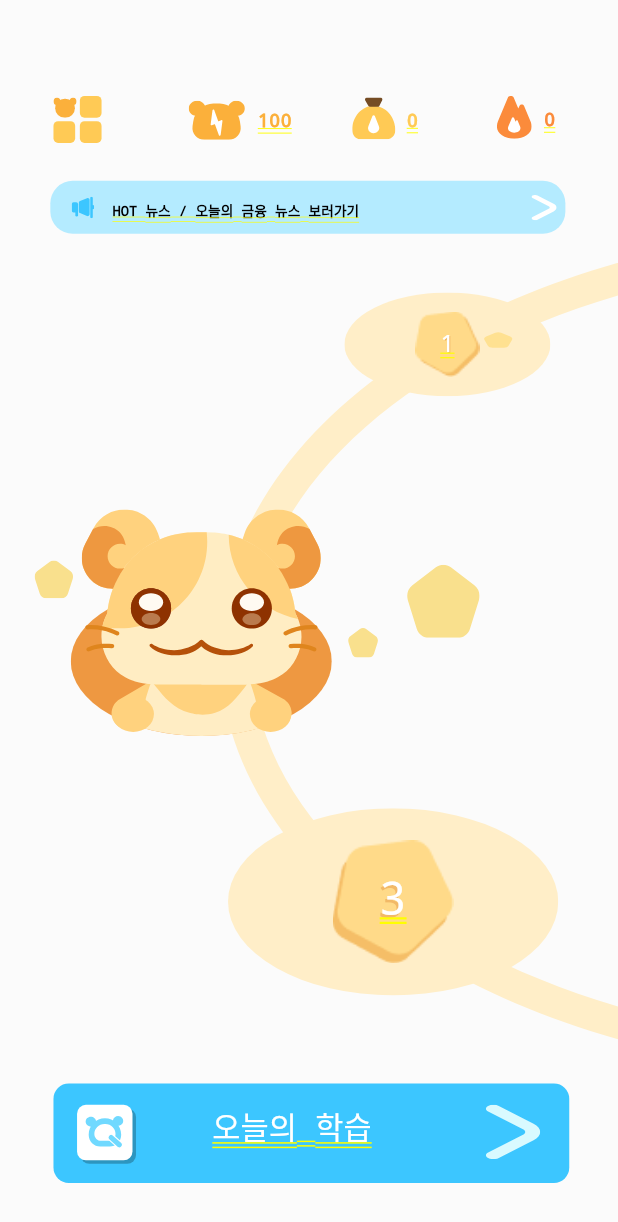
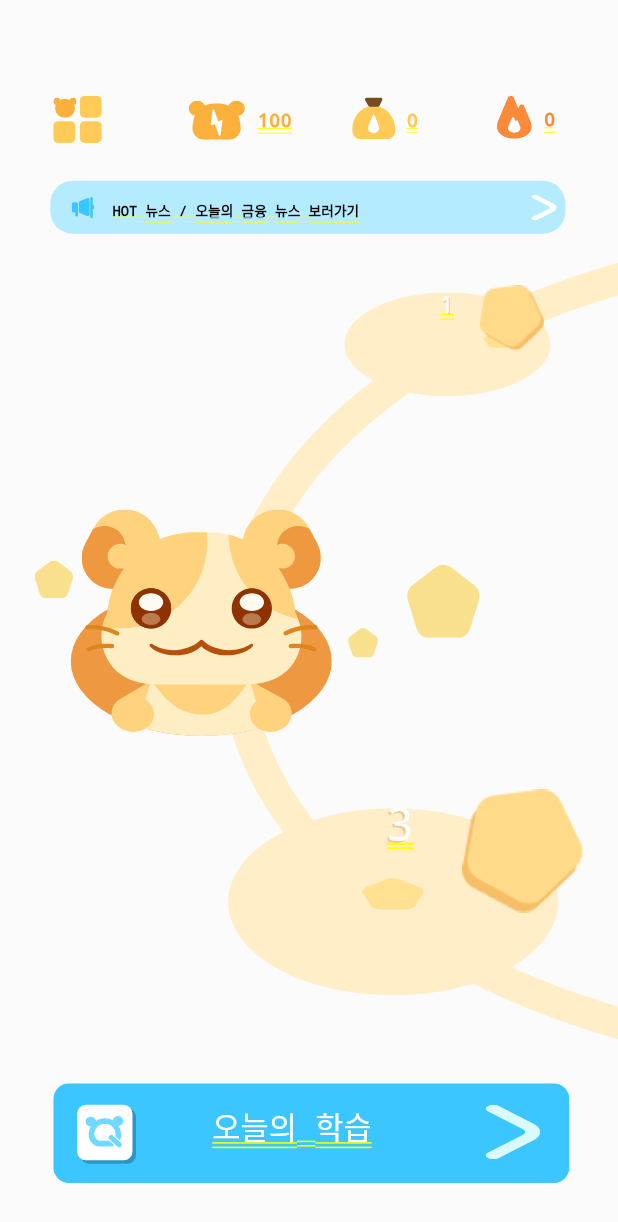
Before and after one commit to gayun829/hamfinz, a Flutter app: the HomeScreen screen opened directly, on a phone screen of 412 x 824 dp. Shown: the top 1222 px of the screen. Run offline on Flutter 3.47's test engine with Material 3 defaults, Android fonts, the phone set to English and light mode, and no system bars; our stand-ins replace cloud_firestore, cloud_functions, firebase_auth, firebase_core, flutter_svg, webview_flutter; accounts and stored records are empty; network calls fail; project files that could hold a hidden picture were left out.

Commit message:
Restore Figma bbox positions for home stage pentagons and labels.
Co-authored-by: Cursor <cursoragent@cursor.com>

```diff
--- a/lib/screens/home/home_screen.dart
+++ b/lib/screens/home/home_screen.dart
@@ -557,20 +557,20 @@ List<Widget> _buildFigmaHomeLayers({
       child: const SizedBox.expand(),
     ),
 
-    // ── 131:5322/5421, 131:5423/5424 스테이지 오각형 + 번호 ──
-    // Figma vector bbox는 drop-shadow 여백 때문에 타원 중심과 어긋난다.
-    // flutter_svg는 filter 미지원 → 타원(154/155) 중심에 오각형을 맞춘다.
+    // ── 131:5322/5421, 131:5423/5424 스테이지 오각형 + 번호 (Figma bbox 그대로) ──
     _HomeStagePentagon(
       figma: figma,
-      centerX: 219 + 131 / 2,
-      centerY: 186 + 66 / 2,
+      left: 304.9996337890625,
+      top: 181.42132568359375,
       width: 40.99964304702837,
       height: 41.66641630988579,
+      labelLeft: 279.6324462890625,
+      labelTop: 186.87835693359375,
       pngAsset: tier.node1Pentagon,
       svgFallback: tier.decoVector2,
       label: '1',
       fontSize: 15.167,
-      shadowOffset: Offset(0.782, 0.782),
+      shadowOffset: const Offset(0.782, 0.782),
     ),
     FigmaBox(
       figma: figma,
@@ -582,15 +582,17 @@ List<Widget> _buildFigmaHomeLayers({
     ),
     _HomeStagePentagon(
       figma: figma,
-      centerX: 145 + 210 / 2,
-      centerY: 514 + 119 / 2,
+      left: 294.0031433105469,
+      top: 502.0601501464844,
       width: 77.00312867523678,
       height: 78.25542120861064,
+      labelLeft: 246.0578155517578,
+      labelTop: 511.7925720214844,
       pngAsset: tier.node3Pentagon,
       svgFallback: tier.node3Flag,
       label: '3',
       fontSize: 28.485,
-      shadowOffset: Offset(-1.453, 1.468),
+      shadowOffset: const Offset(-1.453, 1.468),
     ),
 
     // ── 162:421 햄스터 (최상단) ──
@@ -701,16 +703,18 @@ class _HomeLearningCta extends StatelessWidget {
   }
 }
 
-/// Figma 131:5322 / 131:5423 오각형 + 131:5421 / 131:5424 번호.
+/// Figma `131:5322`/`131:5423` 오각형 + `131:5421`/`131:5424` 번호.
 ///
-/// [centerX]/[centerY]는 맵 타원(154·155) 중심 — 번호·오각형 모두 여기에 맞춘다.
+/// shape bbox와 text layer 좌표를 Figma export 값 그대로 쓴다.
 class _HomeStagePentagon extends StatelessWidget {
   const _HomeStagePentagon({
     required this.figma,
-    required this.centerX,
-    required this.centerY,
+    required this.left,
+    required this.top,
     required this.width,
     required this.height,
+    required this.labelLeft,
+    required this.labelTop,
     required this.pngAsset,
     required this.svgFallback,
     required this.label,
@@ -719,10 +723,12 @@ class _HomeStagePentagon extends StatelessWidget {
   });
 
   final FigmaScale figma;
-  final double centerX;
-  final double centerY;
+  final double left;
+  final double top;
   final double width;
   final double height;
+  final double labelLeft;
+  final double labelTop;
   final String pngAsset;
   final String svgFallback;
   final String label;
@@ -732,17 +738,15 @@ class _HomeStagePentagon extends StatelessWidget {
   @override
   Widget build(BuildContext context) {
     final s = figma.s;
-    return FigmaBox(
+    return Stack(
+      clipBehavior: Clip.none,
+      children: [
+        FigmaBox(
           figma: figma,
-      left: centerX - width / 2,
-      top: centerY - height / 2,
+          left: left,
+          top: top,
           width: width,
           height: height,
-      child: Stack(
-        clipBehavior: Clip.none,
-        alignment: Alignment.center,
-        children: [
-          Positioned.fill(
           child: Image.asset(
             pngAsset,
             fit: BoxFit.fill,
@@ -751,7 +755,11 @@ class _HomeStagePentagon extends StatelessWidget {
                 FigmaSvg(svgFallback, fit: BoxFit.fill),
           ),
         ),
-          Text(
+        FigmaBox(
+          figma: figma,
+          left: labelLeft,
+          top: labelTop,
+          child: Text(
             label,
             style: TextStyle(
               fontSize: s(fontSize),
@@ -766,8 +774,8 @@ class _HomeStagePentagon extends StatelessWidget {
               ],
             ),
           ),
+        ),
       ],
-      ),
     );
   }
 }
```
Lines whose indentation alone changed are shown as unchanged.
